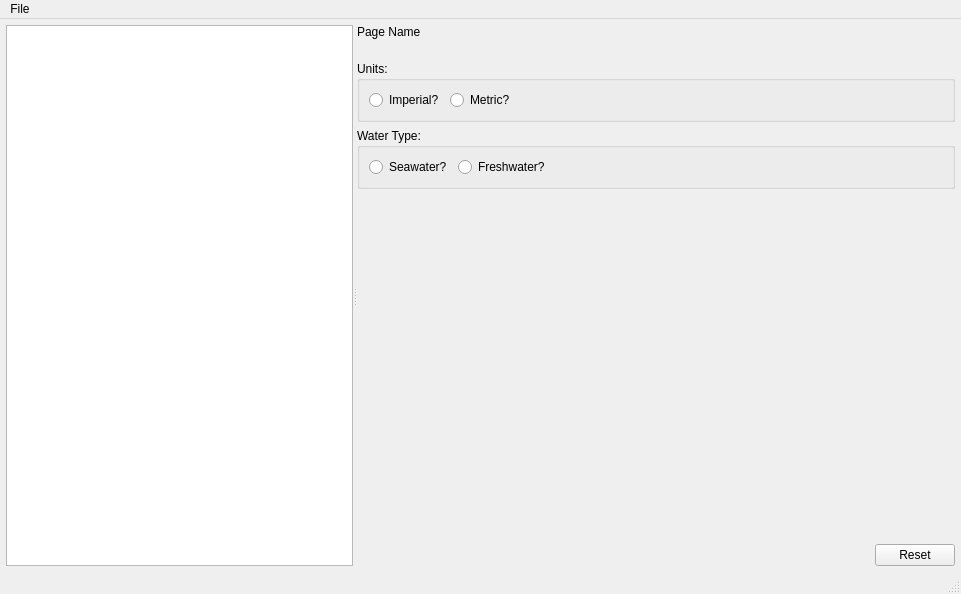
Before: the Qt Designer form MainWindow/MainWindow.ui in towel42-com/SCUBA-Calculator, drawn with Qt 5.
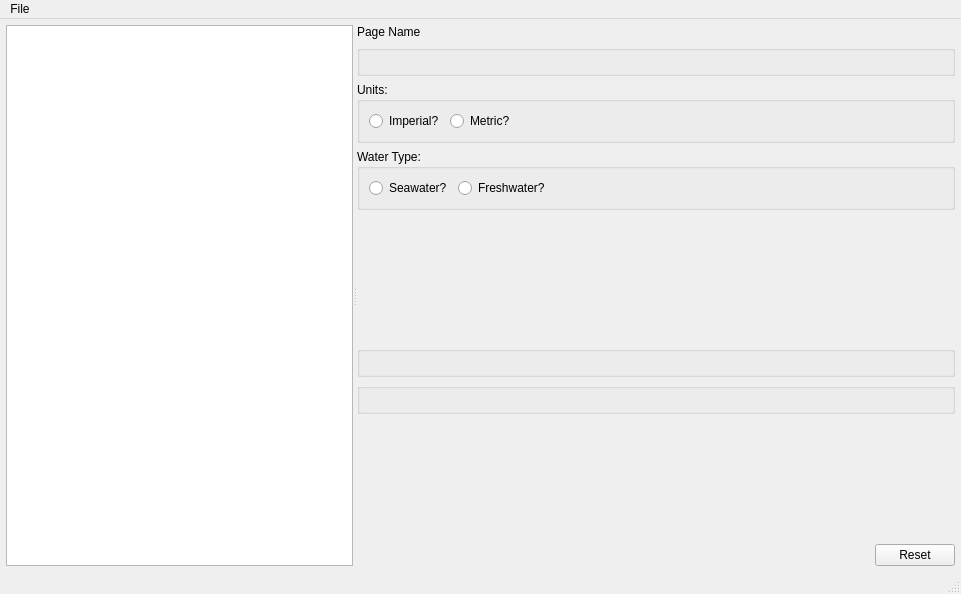
After: the same form once the commit is applied. Custom widgets are drawn as their Qt base class.

Commit message: The SVG Widget is now a groupbox, and handles all its own resizing

```diff
--- a/MainWindow/MainWindow.ui
+++ b/MainWindow/MainWindow.ui
@@ -250,7 +250,7 @@
  <customwidgets>
   <customwidget>
    <class>NTowel42::CMathJaxWidget</class>
-   <extends>QWidget</extends>
+   <extends>QGroupBox</extends>
    <header>T42-Qt6MathJax/include/MathJaxWidget.h</header>
    <container>1</container>
   </customwidget>
```
Left out of the diff: 2 changed lines with no effect on the pictures. The commit also changes 5 other files.
